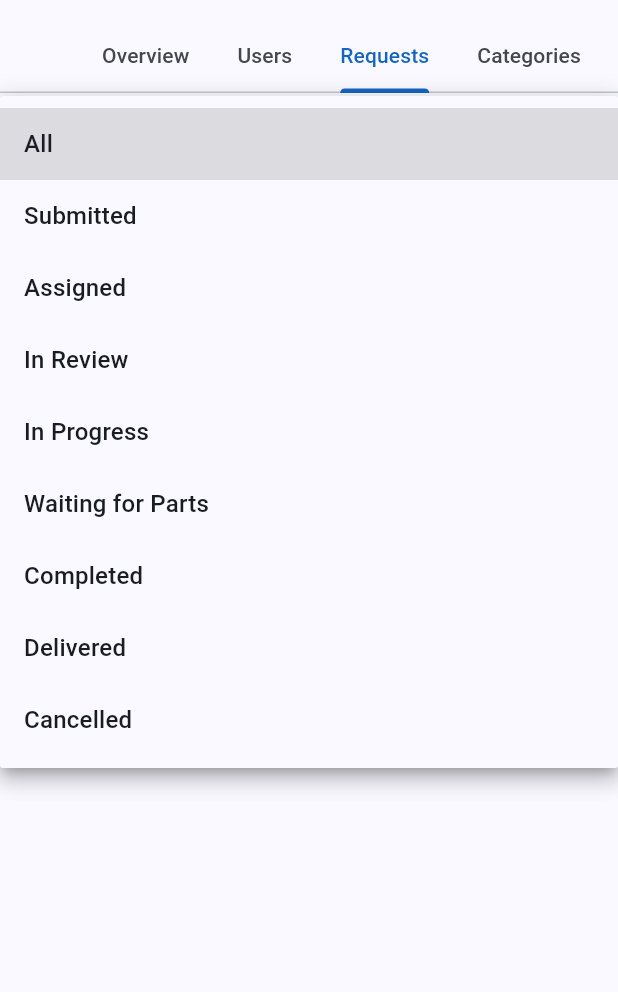
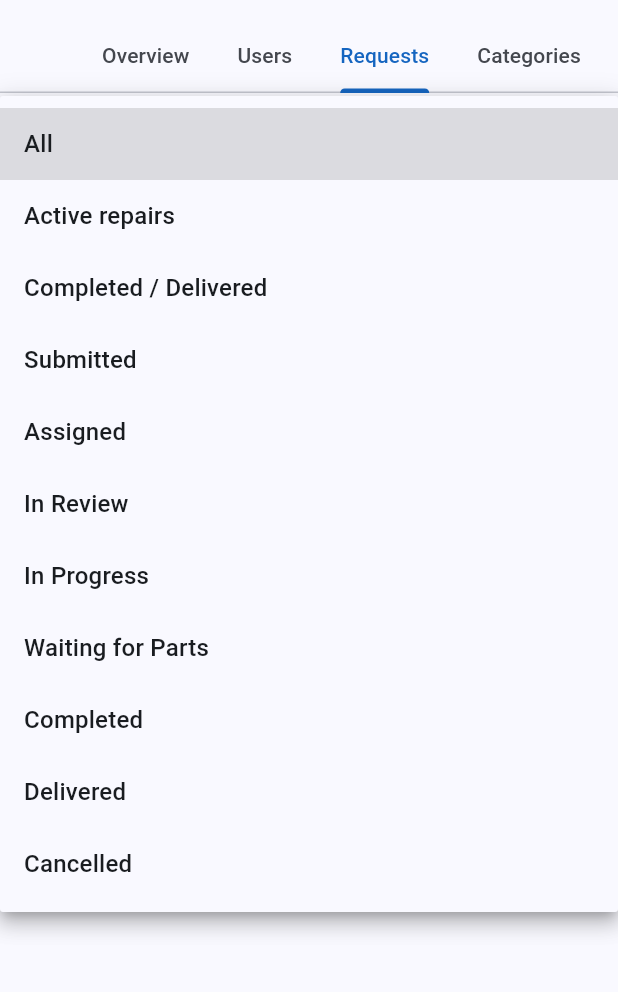
Before and after one commit to paazka24-cyber/techfix, a Flutter app: the AdminHome screen opened directly, tab 3 chosen, after a tap on "All", on a phone screen of 412 x 824 dp, the part 63-1055 px from its top. Run offline on Flutter 3.47's test engine with Material 3 defaults, Android fonts, the phone set to English and light mode, and no system bars; our stand-ins replace cloud_firestore, firebase_auth, firebase_core, firebase_messaging, flutter_riverpod, image_picker and 1 more; accounts and stored records are empty.

Commit message:
Admin staff management, clickable overview, spaced forms

```diff
--- a/lib/routes/auth_gate.dart
+++ b/lib/routes/auth_gate.dart
@@ -11,7 +11,7 @@ import '../widgets/splash_screen.dart';
 
 // DEVELOPMENT ONLY: set to false to skip email verification while testing
 // with fake emails. Keep it true for submission.
-const bool requireEmailVerification = true;
+const bool requireEmailVerification = false;
 
 class AuthGate extends ConsumerWidget {
   const AuthGate({super.key});
--- a/lib/screens/admin/admin_home.dart
+++ b/lib/screens/admin/admin_home.dart
@@ -7,14 +7,40 @@ import 'admin_overview_tab.dart';
 import 'admin_requests_tab.dart';
 import 'admin_users_tab.dart';
 
-class AdminHome extends ConsumerWidget {
+class AdminHome extends ConsumerStatefulWidget {
   const AdminHome({super.key});
 
   @override
-  Widget build(BuildContext context, WidgetRef ref) {
-    return DefaultTabController(
-      length: 4,
-      child: Scaffold(
+  ConsumerState<AdminHome> createState() => _AdminHomeState();
+}
+
+class _AdminHomeState extends ConsumerState<AdminHome>
+    with SingleTickerProviderStateMixin {
+  late final TabController _tabs = TabController(length: 4, vsync: this);
+  final _userFilter = ValueNotifier<String>('all');
+  final _requestFilter = ValueNotifier<String>('all');
+
+  @override
+  void dispose() {
+    _tabs.dispose();
+    _userFilter.dispose();
+    _requestFilter.dispose();
+    super.dispose();
+  }
+
+  void _openUsers(String filter) {
+    _userFilter.value = filter;
+    _tabs.animateTo(1);
+  }
+
+  void _openRequests(String filter) {
+    _requestFilter.value = filter;
+    _tabs.animateTo(2);
+  }
+
+  @override
+  Widget build(BuildContext context) {
+    return Scaffold(
       appBar: AppBar(
         title: const Text('Admin Dashboard'),
         actions: [
@@ -25,9 +51,10 @@ class AdminHome extends ConsumerWidget {
             onPressed: () => ref.read(authRepositoryProvider).logout(),
           ),
         ],
-          bottom: const TabBar(
+        bottom: TabBar(
+          controller: _tabs,
           isScrollable: true,
-            tabs: [
+          tabs: const [
             Tab(text: 'Overview'),
             Tab(text: 'Users'),
             Tab(text: 'Requests'),
@@ -35,14 +62,17 @@ class AdminHome extends ConsumerWidget {
           ],
         ),
       ),
-        body: const TabBarView(
+      body: TabBarView(
+        controller: _tabs,
         children: [
-            AdminOverviewTab(),
-            AdminUsersTab(),
-            AdminRequestsTab(),
-            AdminCategoriesTab(),
+          AdminOverviewTab(
+            onOpenUsers: _openUsers,
+            onOpenRequests: _openRequests,
+          ),
+          AdminUsersTab(filter: _userFilter),
+          AdminRequestsTab(filter: _requestFilter),
+          const AdminCategoriesTab(),
         ],
-        ),
       ),
     );
   }
--- a/lib/screens/admin/admin_overview_tab.dart
+++ b/lib/screens/admin/admin_overview_tab.dart
@@ -1,11 +1,17 @@
 import 'package:flutter/material.dart';
 import 'package:flutter_riverpod/flutter_riverpod.dart';
-import '../../models/repair_request.dart';
 import '../../providers/admin_providers.dart';
 import '../../widgets/status_chip.dart';
+import 'admin_requests_tab.dart';
 
 class AdminOverviewTab extends ConsumerWidget {
-  const AdminOverviewTab({super.key});
+  final void Function(String roleFilter) onOpenUsers;
+  final void Function(String requestFilter) onOpenRequests;
+  const AdminOverviewTab({
+    super.key,
+    required this.onOpenUsers,
+    required this.onOpenRequests,
+  });
 
   @override
   Widget build(BuildContext context, WidgetRef ref) {
@@ -23,19 +29,14 @@ class AdminOverviewTab extends ConsumerWidget {
     final r = requests.value!;
     final customers = u.where((x) => x.role == 'customer').length;
     final techs = u.where((x) => x.role == 'technician').length;
-    final active = r
-        .where((x) =>
-            x.status != RepairStatus.completed &&
-            x.status != RepairStatus.delivered &&
-            x.status != RepairStatus.cancelled)
-        .length;
-    final done = r
-        .where((x) =>
-            x.status == RepairStatus.completed ||
-            x.status == RepairStatus.delivered)
-        .length;
+    final active = r.where((x) => matchesRequestFilter(x, 'active')).length;
+    final done = r.where((x) => matchesRequestFilter(x, 'done')).length;
 
-    Widget stat(String label, int value, IconData icon) => Card(
+    Widget stat(String label, int value, IconData icon, VoidCallback onTap) =>
+        Card(
+          clipBehavior: Clip.antiAlias,
+          child: InkWell(
+            onTap: onTap,
             child: Padding(
               padding: const EdgeInsets.all(16),
               child: Column(
@@ -49,6 +50,7 @@ class AdminOverviewTab extends ConsumerWidget {
                 ],
               ),
             ),
+          ),
         );
 
     return ListView(
@@ -59,11 +61,17 @@ class AdminOverviewTab extends ConsumerWidget {
           shrinkWrap: true,
           physics: const NeverScrollableScrollPhysics(),
           childAspectRatio: 1.5,
+          mainAxisSpacing: 8,
+          crossAxisSpacing: 8,
           children: [
-            stat('Customers', customers, Icons.people),
-            stat('Technicians', techs, Icons.engineering),
-            stat('Active repairs', active, Icons.build),
-            stat('Completed', done, Icons.check_circle),
+            stat('Customers', customers, Icons.people,
+                () => onOpenUsers('customer')),
+            stat('Technicians', techs, Icons.engineering,
+                () => onOpenUsers('technician')),
+            stat('Active repairs', active, Icons.build,
+                () => onOpenRequests('active')),
+            stat('Completed', done, Icons.check_circle,
+                () => onOpenRequests('done')),
           ],
         ),
         const SizedBox(height: 16),
@@ -74,6 +82,7 @@ class AdminOverviewTab extends ConsumerWidget {
                 title: Text('${x.categoryName} - ${x.deviceModel}'),
                 subtitle: Text('By ${x.customerName}'),
                 trailing: StatusChip(x.status),
+                onTap: () => onOpenRequests('all'),
               ),
             )),
       ],
--- a/lib/screens/admin/admin_requests_tab.dart
+++ b/lib/screens/admin/admin_requests_tab.dart
@@ -4,49 +4,67 @@ import '../../models/repair_request.dart';
 import '../../providers/admin_providers.dart';
 import '../../widgets/status_chip.dart';
 
-class AdminRequestsTab extends ConsumerStatefulWidget {
-  const AdminRequestsTab({super.key});
+bool matchesRequestFilter(RepairRequest r, String f) {
+  switch (f) {
+    case 'all':
+      return true;
+    case 'active':
+      return r.status != RepairStatus.completed &&
+          r.status != RepairStatus.delivered &&
+          r.status != RepairStatus.cancelled;
+    case 'done':
+      return r.status == RepairStatus.completed ||
+          r.status == RepairStatus.delivered;
+    default:
+      return r.status == f;
+  }
+}
+
+class AdminRequestsTab extends ConsumerWidget {
+  final ValueNotifier<String> filter;
+  const AdminRequestsTab({super.key, required this.filter});
 
   @override
-  ConsumerState<AdminRequestsTab> createState() => _AdminRequestsTabState();
-}
-
-class _AdminRequestsTabState extends ConsumerState<AdminRequestsTab> {
-  String _filter = 'all';
-
-  @override
-  Widget build(BuildContext context) {
+  Widget build(BuildContext context, WidgetRef ref) {
     final requests = ref.watch(allRequestsProvider);
 
     return Column(
       children: [
         Padding(
           padding: const EdgeInsets.all(8),
-          child: DropdownButtonFormField<String>(
-            initialValue: _filter,
+          child: ValueListenableBuilder<String>(
+            valueListenable: filter,
+            builder: (context, value, _) => DropdownButtonFormField<String>(
+              key: ValueKey(value),
+              initialValue: value,
               decoration: const InputDecoration(
-              labelText: 'Filter by status',
-              border: OutlineInputBorder(),
+                labelText: 'Filter',
                 isDense: true,
               ),
               items: [
                 const DropdownMenuItem(value: 'all', child: Text('All')),
+                const DropdownMenuItem(
+                    value: 'active', child: Text('Active repairs')),
+                const DropdownMenuItem(
+                    value: 'done', child: Text('Completed / Delivered')),
                 ...[...RepairStatus.flow, RepairStatus.cancelled].map(
                   (s) => DropdownMenuItem(
                       value: s, child: Text(RepairStatus.label(s))),
                 ),
               ],
-            onChanged: (v) => setState(() => _filter = v ?? 'all'),
+              onChanged: (v) => filter.value = v ?? 'all',
+            ),
           ),
         ),
         Expanded(
           child: requests.when(
             loading: () => const Center(child: CircularProgressIndicator()),
             error: (e, _) => Center(child: Text('Error: $e')),
-            data: (all) {
-              final list = _filter == 'all'
-                  ? all
-                  : all.where((r) => r.status == _filter).toList();
+            data: (all) => ValueListenableBuilder<String>(
+              valueListenable: filter,
+              builder: (context, value, _) {
+                final list =
+                    all.where((r) => matchesRequestFilter(r, value)).toList();
                 if (list.isEmpty) {
                   return const Center(child: Text('No requests.'));
                 }
@@ -73,6 +91,7 @@ class _AdminRequestsTabState extends ConsumerState<AdminRequestsTab> {
               },
             ),
           ),
+        ),
       ],
     );
   }
```
Also changed, not shown: lib/repositories/admin_repository.dart (+46 -3 lines), lib/screens/admin/admin_user_dialog.dart (added, +179 -0 lines), lib/screens/admin/admin_users_tab.dart (+82 -51 lines), lib/screens/customer/create_request_screen.dart (+31 -43 lines), lib/screens/technician/technician_profile_tab.dart (+33 -7 lines). Lines whose indentation alone changed are shown as unchanged.
